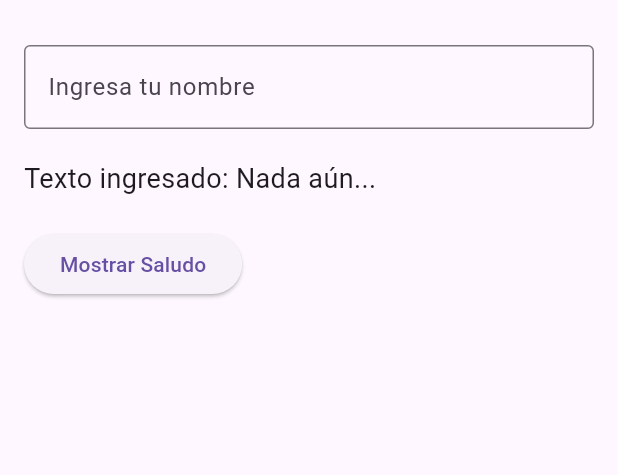
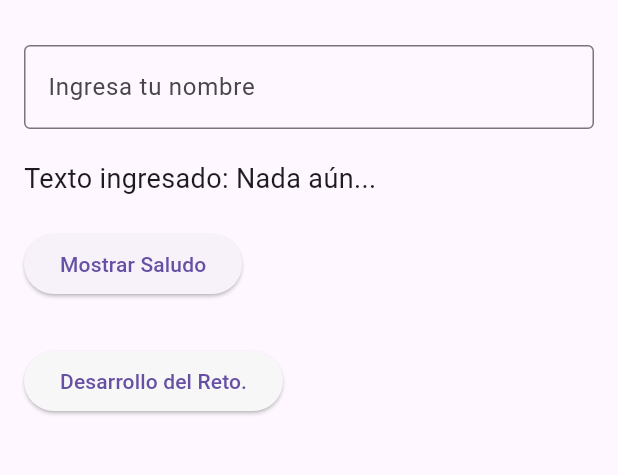
Before and after one commit to kmilo-js/Flutter-textfield-demo, a Flutter app: the screen it shows after launch, on a phone screen of 412 x 824 dp, the part 63-538 px from its top. Run offline on Flutter 3.47's test engine with Material 3 defaults, Android fonts, the phone set to English and light mode, and no system bars.

Commit message:
Actualización del proyecto: el desarrollo del reto y se agrega un botón en el main

```diff
--- a/lib/main.dart
+++ b/lib/main.dart
@@ -1,4 +1,5 @@
 import 'package:flutter/material.dart';
+import 'reto_textfield.dart'; // importa a la pantalla del reto.
 
 void main() {
   runApp(MyApp());
@@ -82,7 +83,7 @@ class _MyHomePageState extends State<MyHomePage> {
                   builder: (BuildContext context) {
                     return AlertDialog(
                       title: Text("Saludo"),
-                      content: Text("¡Que más ${_controller.text} ,lo saluda el GAES 3!"),
+                      content: Text("¡Que más ${_controller.text}, lo saluda el GAES 3!"),
                       actions: [
                         TextButton(
                           onPressed: () => Navigator.of(context).pop(),
@@ -95,6 +96,22 @@ class _MyHomePageState extends State<MyHomePage> {
               },
               child: Text("Mostrar Saludo"),
             ),
+
+            SizedBox(height: 30),
+
+            // NUEVO: Botón para navegar al reto
+            ElevatedButton(
+              onPressed: () {
+                Navigator.push(
+                  context,
+                  MaterialPageRoute(builder: (context) => RetoTextField()),
+                );
+              },
+              style: ElevatedButton.styleFrom(
+                backgroundColor: const Color.fromARGB(255, 247, 247, 247),
+              ),
+              child: Text("Desarrollo del Reto."),
+            ),
           ],
         ),
       ),
```
Also changed, not shown: lib/reto_textfield.dart (added, +52 -0 lines).
